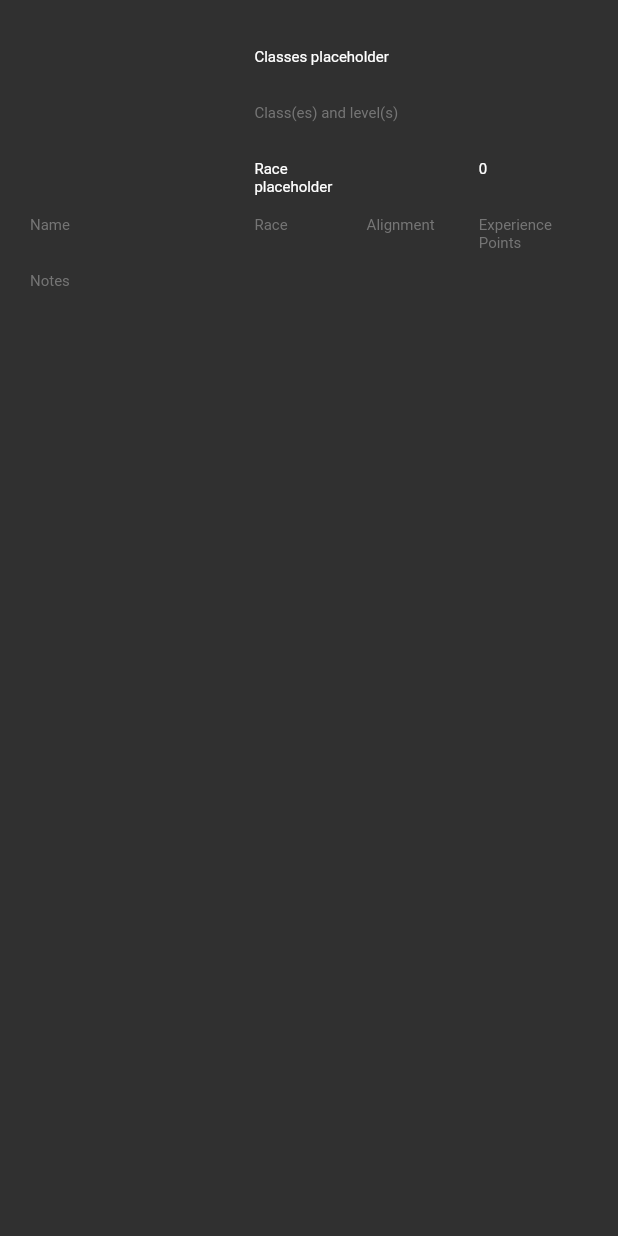
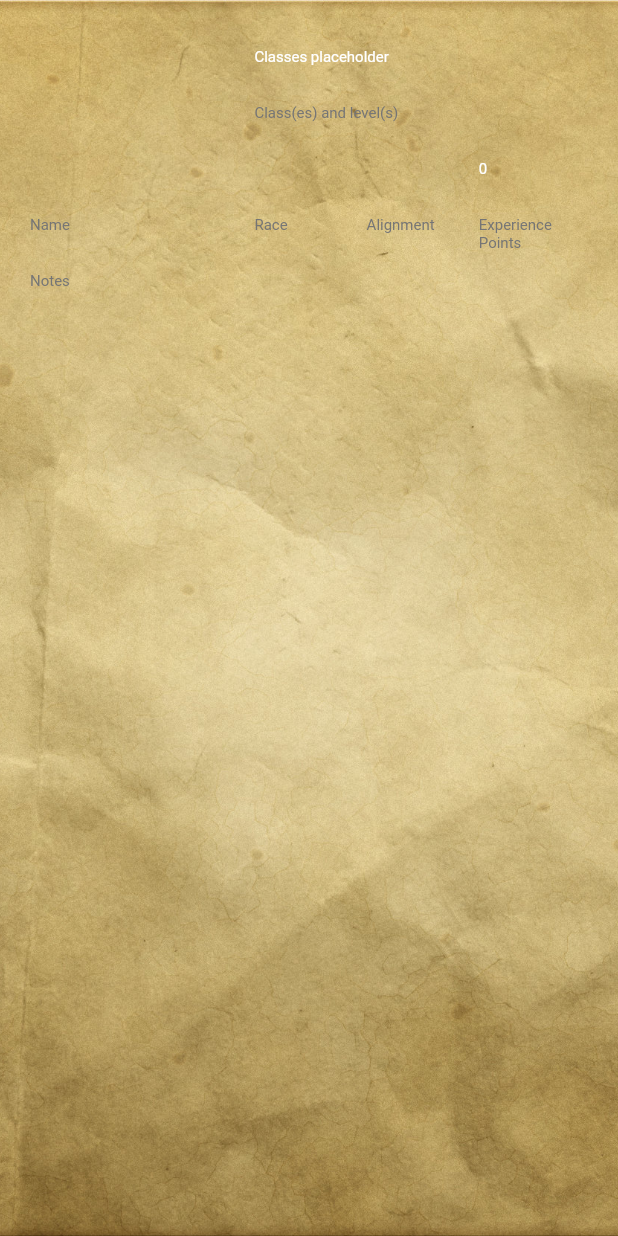
Before and after one commit to johnhshapiro/AdventureTracker, a Flutter app: the CharacterInfoPage screen opened directly with empty values, on a phone screen of 412 x 824 dp. Run offline on Flutter 3.47's test engine with Material 2 defaults, Android fonts, the phone set to English and light mode, and no system bars; our stand-ins replace cloud_firestore, firebase_auth; accounts and stored records are empty; Roboto replaces fonts that are missing (Georgia).

Commit message:
cleaned up

```diff
--- a/FARTS/lib/characters/character_info.dart
+++ b/FARTS/lib/characters/character_info.dart
@@ -17,11 +17,25 @@ class _CharacterInfoPageState extends State<CharacterInfoPage> {
   @override
   Widget build(BuildContext context) {
     Character char = widget.character;
-    String race = "Race placeholder";
+    String race;
+    if (char.race is Map) {
+      race = char.race['monsters'];
+    } else {
+      race = char.race;
+    }
+
     String classes = "Classes placeholder";
 
     return Scaffold(
-        body: Padding(
+        body: Container(
+          child: Stack(
+            fit: StackFit.expand,
+            children: <Widget> [
+              Image(
+                image: AssetImage('assets/realoldpaper.jpg'),
+                fit: BoxFit.cover,
+              ),
+              Padding(
                 padding: EdgeInsets.only(top: 12.0),
                 child: StaggeredGridView.count(
                   primary: false,
@@ -92,6 +106,11 @@ class _CharacterInfoPageState extends State<CharacterInfoPage> {
                     StaggeredTile.count(10, 1), // Notes label
                     StaggeredTile.count(10, 5), // Notes
                   ],
-            )));
+            )
+            )
+          ]
+        )
+      )
+    );
   }
 }
--- a/FARTS/lib/characters/character_select.dart
+++ b/FARTS/lib/characters/character_select.dart
@@ -1,4 +1,4 @@
-import 'package:FARTS/characters/character_sheet.dart';
+
 import 'package:FARTS/characters/character_view.dart';
 import 'package:flutter/material.dart';
 import 'package:flutter/rendering.dart';
```
Also changed, not shown: FARTS/lib/characters/character_sheet.dart (deleted, +0 -145 lines). Lines whose indentation alone changed are shown as unchanged.
